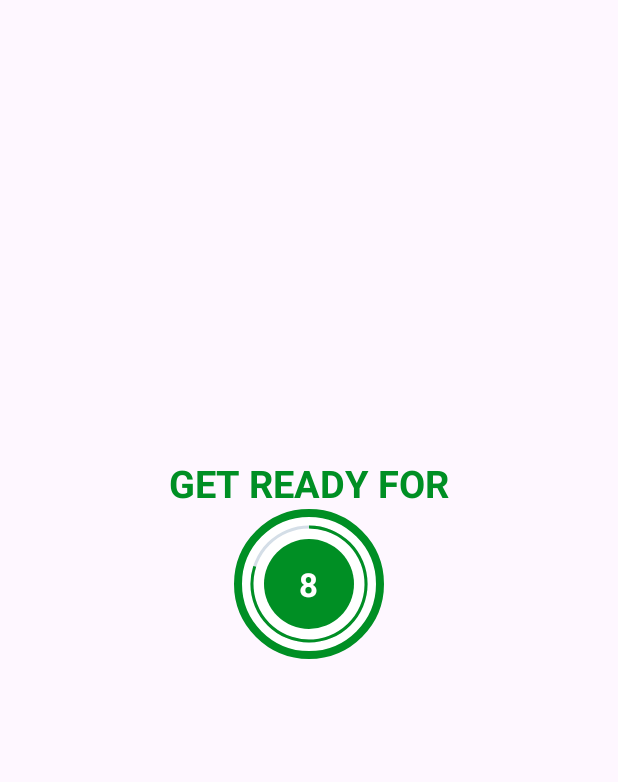
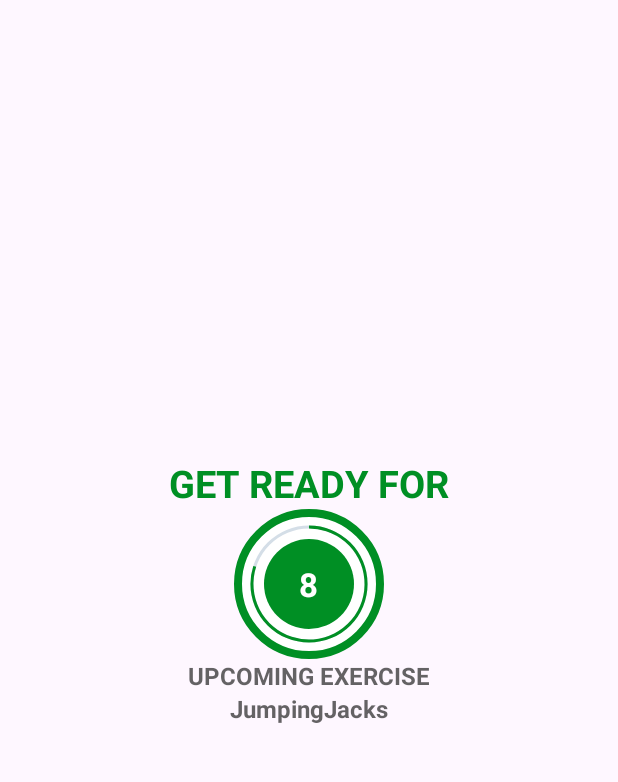
Before and after one commit to Nitesh065/7minWorkout, an Android app: the ExerciseActivity screen opened directly, with no data from a screen before it, on a phone screen of 412 x 824 dp, the part 84-866 px from its top. Run offline under Robolectric (Android 15) with nearby library versions, the phone set to English and light mode, and no system bars.

Commit message:
made view for upcoming exercise

```diff
--- a/app/src/main/java/com/example/a7minutesworkout/ExerciseActivity.kt
+++ b/app/src/main/java/com/example/a7minutesworkout/ExerciseActivity.kt
@@ -43,24 +43,30 @@
     }
 
     private fun setupRestView(){
-        binding?.flProgressBar?.visibility = View.VISIBLE
+        binding?.flRestView?.visibility = View.VISIBLE
         binding?.tvTitle?.visibility = View.VISIBLE
+        binding?.tvUpcomingExercise?.visibility = View.VISIBLE
+        binding?.tvUpcomingTitle?.visibility = View.VISIBLE
         binding?.tvExercise?.visibility = View.INVISIBLE
         binding?.ivImage?.visibility = View.INVISIBLE
-        binding?.flExerciseProgressBar?.visibility = View.INVISIBLE
+        binding?.flExerciseView?.visibility = View.INVISIBLE
+
         if (restTimer != null){
             restTimer?.cancel()
             restProgress = 0
         }
+        binding?.tvUpcomingExercise?.text = exerciseList!![currentExercisePosition + 1].getName()
         setRestProgressBar()
     }
 
     private fun setupExerciseView(){
-        binding?.flProgressBar?.visibility = View.INVISIBLE
+        binding?.flRestView?.visibility = View.INVISIBLE
         binding?.tvTitle?.visibility = View.INVISIBLE
+        binding?.tvUpcomingExercise?.visibility = View.INVISIBLE
+        binding?.tvUpcomingTitle?.visibility = View.INVISIBLE
         binding?.tvExercise?.visibility = View.VISIBLE
         binding?.ivImage?.visibility = View.VISIBLE
-        binding?.flExerciseProgressBar?.visibility = View.VISIBLE
+        binding?.flExerciseView?.visibility = View.VISIBLE
 
         if (exerciseTimer != null){
             exerciseTimer?.cancel()
--- a/app/src/main/res/layout/activity_exercise.xml
+++ b/app/src/main/res/layout/activity_exercise.xml
@@ -26,14 +26,37 @@
         android:textColor="@color/colorAccent"
         android:textSize="25sp"
         android:textStyle="bold"
-        app:layout_constraintBottom_toTopOf="@+id/flProgressBar"
+        app:layout_constraintBottom_toTopOf="@+id/flRestView"
         app:layout_constraintEnd_toEndOf="parent"
         app:layout_constraintStart_toStartOf="parent">
-
+    </TextView>
+    <TextView
+        android:id="@+id/tvUpcomingTitle"
+        android:layout_width="wrap_content"
+        android:layout_height="wrap_content"
+        android:text="UPCOMING EXERCISE"
+        android:textSize="16sp"
+        android:textStyle="bold"
+        android:textColor="@color/colorPrimary"
+        app:layout_constraintTop_toBottomOf="@id/flRestView"
+        app:layout_constraintEnd_toEndOf="parent"
+        app:layout_constraintStart_toStartOf="parent">
+    </TextView>
+    <TextView
+        android:id="@+id/tvUpcomingExercise"
+        android:layout_width="wrap_content"
+        android:layout_height="wrap_content"
+        android:textColor="@color/colorPrimary"
+        tools:text="Jumping Jacks"
+        android:textSize="16sp"
+        android:textStyle="bold"
+        app:layout_constraintTop_toBottomOf="@id/tvUpcomingTitle"
+        app:layout_constraintEnd_toEndOf="parent"
+        app:layout_constraintStart_toStartOf="parent">
     </TextView>
 
     <FrameLayout
-        android:id="@+id/flProgressBar"
+        android:id="@+id/flRestView"
         android:layout_width="100dp"
         android:layout_height="100dp"
        android:layout_marginTop="10dp"
@@ -111,7 +134,7 @@
     </TextView>
 
     <FrameLayout
-        android:id="@+id/flExerciseProgressBar"
+        android:id="@+id/flExerciseView"
         android:layout_width="100dp"
         android:layout_height="100dp"
         android:layout_marginTop="10dp"
```
